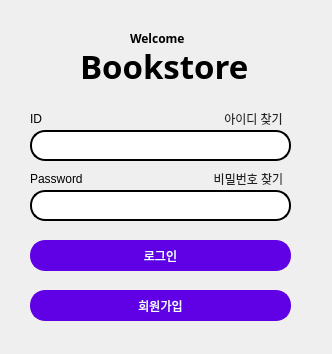
Before: the Qt Designer form Login.ui in EUI-s-bookstore/bookstore, drawn with Qt 5.
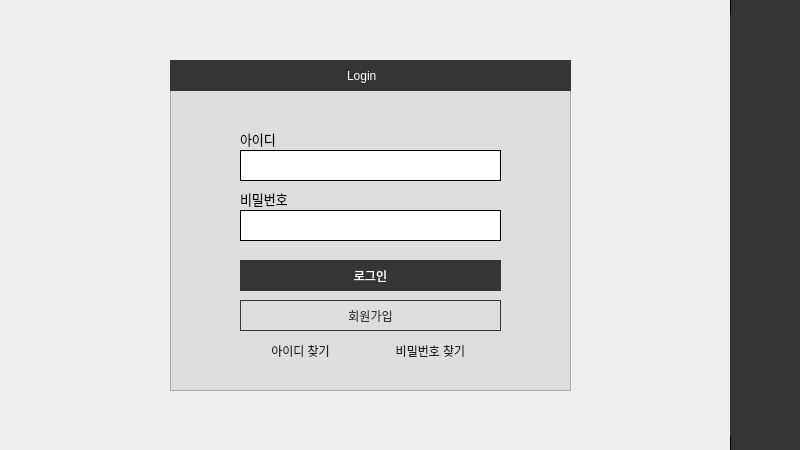
After: the same form once the commit is applied. Icons and pictures are not drawn.

What changed in the file:
```diff
--- a/Login.ui
+++ b/Login.ui
@@ -6,166 +6,30 @@
    <rect>
     <x>0</x>
     <y>0</y>
-    <width>332</width>
-    <height>354</height>
+    <width>800</width>
+    <height>450</height>
    </rect>
   </property>
   <property name="windowTitle">
    <string>Dialog</string>
   </property>
-  <widget class="QPushButton" name="id_Find">
-   <property name="geometry">
-    <rect>
-     <x>213</x>
-     <y>108</y>
-     <width>81</width>
-     <height>21</height>
-    </rect>
-   </property>
-   <property name="styleSheet">
-    <string notr="true">color:#222;
-border:none;</string>
-   </property>
-   <property name="text">
-    <string>아이디 찾기</string>
-   </property>
-  </widget>
-  <widget class="QLabel" name="label">
-   <property name="geometry">
-    <rect>
-     <x>30</x>
-     <y>110</y>
-     <width>67</width>
-     <height>17</height>
-    </rect>
-   </property>
-   <property name="styleSheet">
-    <string notr="true"/>
-   </property>
-   <property name="text">
-    <string>ID</string>
-   </property>
-  </widget>
-  <widget class="QPushButton" name="login_Btn">
-   <property name="geometry">
-    <rect>
-     <x>30</x>
-     <y>240</y>
-     <width>261</width>
-     <height>31</height>
-    </rect>
-   </property>
-   <property name="styleSheet">
-    <string notr="true">QPushButton{
-border-radius:15px;
-border:2px solid #6000e4;
-background-color:#6000e4;
-color:#fff;
-}
-
-QPushButton:hover{
-
-}
-</string>
-   </property>
-   <property name="text">
-    <string>로그인</string>
-   </property>
-  </widget>
-  <widget class="QLabel" name="label_3">
-   <property name="geometry">
-    <rect>
-     <x>30</x>
-     <y>170</y>
-     <width>71</width>
-     <height>17</height>
-    </rect>
-   </property>
-   <property name="styleSheet">
-    <string notr="true"/>
-   </property>
-   <property name="text">
-    <string>Password</string>
-   </property>
-  </widget>
-  <widget class="QLineEdit" name="id_Edit">
-   <property name="geometry">
-    <rect>
-     <x>30</x>
-     <y>130</y>
-     <width>261</width>
-     <height>31</height>
-    </rect>
-   </property>
-   <property name="styleSheet">
-    <string notr="true">QLineEdit{
-border-radius:15px;
-border:2px solid #000;
-background:#fff;
-}
-
-QLineEdit:focus{
-border:2px solid #5865f2;
-}</string>
-   </property>
-  </widget>
-  <widget class="QLabel" name="label_4">
-   <property name="geometry">
-    <rect>
-     <x>80</x>
-     <y>40</y>
-     <width>171</width>
-     <height>51</height>
-    </rect>
-   </property>
-   <property name="font">
-    <font>
-     <family>OpenSymbol</family>
-     <pointsize>25</pointsize>
-     <weight>75</weight>
-     <italic>false</italic>
-     <bold>true</bold>
-    </font>
-   </property>
-   <property name="styleSheet">
-    <string notr="true">color:#000;</string>
-   </property>
-   <property name="text">
-    <string>Bookstore</string>
-   </property>
-  </widget>
-  <widget class="QLabel" name="label_5">
-   <property name="geometry">
-    <rect>
-     <x>130</x>
-     <y>30</y>
-     <width>67</width>
-     <height>17</height>
-    </rect>
-   </property>
-   <property name="font">
-    <font>
-     <family>OpenSymbol</family>
-     <weight>75</weight>
-     <bold>true</bold>
-    </font>
-   </property>
-   <property name="styleSheet">
-    <string notr="true">;</string>
-   </property>
-   <property name="text">
-    <string>Welcome</string>
-   </property>
-  </widget>
+  <property name="styleSheet">
+   <string notr="true"/>
+  </property>
   <widget class="QPushButton" name="pw_Find">
    <property name="geometry">
     <rect>
-     <x>198</x>
-     <y>168</y>
+     <x>380</x>
+     <y>340</y>
      <width>101</width>
      <height>21</height>
     </rect>
    </property>
+   <property name="font">
+    <font>
+     <family>Arial</family>
+    </font>
+   </property>
    <property name="styleSheet">
     <string notr="true">color:#222;
 border:none;</string>
@@ -174,45 +38,171 @@
     <string>비밀번호 찾기</string>
    </property>
   </widget>
-  <widget class="QPushButton" name="join_Btn">
-   <property name="geometry">
-    <rect>
-     <x>30</x>
-     <y>290</y>
-     <width>261</width>
-     <height>31</height>
-    </rect>
-   </property>
-   <property name="styleSheet">
-    <string notr="true">QPushButton{
-border-radius:15px;
-border:2px solid #6000e4;
-background-color:#6000e4;
-color:#fff;
-}
-
-QPushButton:hover{
-
-}
-</string>
-   </property>
-   <property name="text">
-    <string>회원가입</string>
-   </property>
-  </widget>
   <widget class="QLineEdit" name="pw_Edit">
    <property name="geometry">
     <rect>
-     <x>30</x>
+     <x>240</x>
+     <y>210</y>
+     <width>261</width>
+     <height>31</height>
+    </rect>
+   </property>
+   <property name="styleSheet">
+    <string notr="true">QLineEdit{
+border:1px solid #000;
+background:#fff;
+}
+
+QLineEdit:focus{
+border:2px solid #353535;
+}</string>
+   </property>
+  </widget>
+  <widget class="QLabel" name="label_3">
+   <property name="geometry">
+    <rect>
+     <x>240</x>
      <y>190</y>
+     <width>71</width>
+     <height>17</height>
+    </rect>
+   </property>
+   <property name="font">
+    <font>
+     <family>Arial</family>
+     <pointsize>10</pointsize>
+     <weight>50</weight>
+     <bold>false</bold>
+    </font>
+   </property>
+   <property name="styleSheet">
+    <string notr="true"/>
+   </property>
+   <property name="text">
+    <string>비밀번호</string>
+   </property>
+  </widget>
+  <widget class="QPushButton" name="login_Btn">
+   <property name="geometry">
+    <rect>
+     <x>240</x>
+     <y>260</y>
+     <width>261</width>
+     <height>31</height>
+    </rect>
+   </property>
+   <property name="font">
+    <font>
+     <family>Arial</family>
+     <weight>50</weight>
+     <bold>false</bold>
+    </font>
+   </property>
+   <property name="styleSheet">
+    <string notr="true">QPushButton{
+border:1px solid #353535;
+background-color:#353535;
+color:#fff;
+}
+
+QPushButton:hover{
+background-color:#fff;
+color:#353535;
+}
+</string>
+   </property>
+   <property name="text">
+    <string>로그인</string>
+   </property>
+  </widget>
+  <widget class="QLabel" name="label">
+   <property name="geometry">
+    <rect>
+     <x>240</x>
+     <y>130</y>
+     <width>67</width>
+     <height>17</height>
+    </rect>
+   </property>
+   <property name="font">
+    <font>
+     <family>Arial</family>
+     <pointsize>10</pointsize>
+     <weight>50</weight>
+     <bold>false</bold>
+    </font>
+   </property>
+   <property name="styleSheet">
+    <string notr="true"/>
+   </property>
+   <property name="text">
+    <string>아이디</string>
+   </property>
+  </widget>
+  <widget class="QPushButton" name="join_Btn">
+   <property name="geometry">
+    <rect>
+     <x>240</x>
+     <y>300</y>
+     <width>261</width>
+     <height>31</height>
+    </rect>
+   </property>
+   <property name="font">
+    <font>
+     <family>Arial</family>
+    </font>
+   </property>
+   <property name="styleSheet">
+    <string notr="true">QPushButton{
+border:1px solid #353535;
+color:#353535;
+}
+
+QPushButton:hover{
+background-color:#353535;
+color:#fff;
+}
+</string>
+   </property>
+   <property name="text">
+    <string>회원가입</string>
+   </property>
+  </widget>
+  <widget class="QPushButton" name="id_Find">
+   <property name="geometry">
+    <rect>
+     <x>260</x>
+     <y>340</y>
+     <width>81</width>
+     <height>21</height>
+    </rect>
+   </property>
+   <property name="font">
+    <font>
+     <family>Arial</family>
+    </font>
+   </property>
+   <property name="styleSheet">
+    <string notr="true">color:#222;
+border:none;</string>
+   </property>
+   <property name="text">
+    <string>아이디 찾기</string>
+   </property>
+  </widget>
+  <widget class="QLineEdit" name="id_Edit">
+   <property name="geometry">
+    <rect>
+     <x>240</x>
+     <y>150</y>
      <width>261</width>
      <height>31</height>
     </rect>
    </property>
    <property name="styleSheet">
     <string notr="true">QLineEdit{
-border-radius:15px;
-border:2px solid #000;
+border:1px solid #000;
 background:#fff;
 }
 
@@ -220,10 +210,382 @@
 border:2px solid #5865f2;
 }</string>
    </property>
-   <property name="echoMode">
-    <enum>QLineEdit::Password</enum>
+  </widget>
+  <widget class="QTextBrowser" name="textBrowser">
+   <property name="geometry">
+    <rect>
+     <x>170</x>
+     <y>90</y>
+     <width>401</width>
+     <height>301</height>
+    </rect>
    </property>
+   <property name="styleSheet">
+    <string notr="true">background-color:#dedede;</string>
+   </property>
   </widget>
+  <widget class="QLabel" name="label_2">
+   <property name="geometry">
+    <rect>
+     <x>170</x>
+     <y>60</y>
+     <width>401</width>
+     <height>31</height>
+    </rect>
+   </property>
+   <property name="styleSheet">
+    <string notr="true">border:1px solid #353535;
+background-color:#353535;
+color:#fff;</string>
+   </property>
+   <property name="text">
+    <string>                                                    Login</string>
+   </property>
+  </widget>
+  <widget class="QPushButton" name="email_C_Btn">
+   <property name="geometry">
+    <rect>
+     <x>830</x>
+     <y>215</y>
+     <width>51</width>
+     <height>31</height>
+    </rect>
+   </property>
+   <property name="font">
+    <font>
+     <family>Arial</family>
+     <weight>50</weight>
+     <bold>false</bold>
+    </font>
+   </property>
+   <property name="styleSheet">
+    <string notr="true">QPushButton{
+border:1px solid #353535;
+background-color:#353535;
+color:#fff;
+}
+
+QPushButton:hover{
+background-color:#fff;
+color:#353535;
+}
+</string>
+   </property>
+   <property name="text">
+    <string>확인</string>
+   </property>
+  </widget>
+  <widget class="QPushButton" name="search_icon">
+   <property name="enabled">
+    <bool>false</bool>
+   </property>
+   <property name="geometry">
+    <rect>
+     <x>730</x>
+     <y>85</y>
+     <width>71</width>
+     <height>71</height>
+    </rect>
+   </property>
+   <property name="font">
+    <font>
+     <family>Adobe Arabic</family>
+     <pointsize>16</pointsize>
+    </font>
+   </property>
+   <property name="styleSheet">
+    <string notr="true">QPushButton{
+background:#353535;
+border:none;
+}
+QPushButton:hover{
+border:2px solid #fff; 
+}</string>
+   </property>
+   <property name="text">
+    <string/>
+   </property>
+   <property name="icon">
+    <iconset>
+     <normaloff>icon/Icon2.png</normaloff>icon/Icon2.png</iconset>
+   </property>
+   <property name="iconSize">
+    <size>
+     <width>40</width>
+     <height>40</height>
+    </size>
+   </property>
+  </widget>
+  <widget class="QPushButton" name="donation_icon">
+   <property name="enabled">
+    <bool>false</bool>
+   </property>
+   <property name="geometry">
+    <rect>
+     <x>730</x>
+     <y>295</y>
+     <width>71</width>
+     <height>71</height>
+    </rect>
+   </property>
+   <property name="font">
+    <font>
+     <family>Adobe Arabic</family>
+     <pointsize>16</pointsize>
+    </font>
+   </property>
+   <property name="styleSheet">
+    <string notr="true">QPushButton{
+background:#353535;
+border:none;
+}
+QPushButton:hover{
+border:2px solid #fff; 
+}</string>
+   </property>
+   <property name="text">
+    <string/>
+   </property>
+   <property name="icon">
+    <iconset>
+     <normaloff>icon/Icon5.png</normaloff>icon/Icon5.png</iconset>
+   </property>
+   <property name="iconSize">
+    <size>
+     <width>35</width>
+     <height>35</height>
+    </size>
+   </property>
+  </widget>
+  <widget class="QPushButton" name="shopping_icon">
+   <property name="enabled">
+    <bool>false</bool>
+   </property>
+   <property name="geometry">
+    <rect>
+     <x>730</x>
+     <y>155</y>
+     <width>71</width>
+     <height>71</height>
+    </rect>
+   </property>
+   <property name="font">
+    <font>
+     <family>Adobe Arabic</family>
+     <pointsize>16</pointsize>
+    </font>
+   </property>
+   <property name="styleSheet">
+    <string notr="true">QPushButton{
+background:#353535;
+border:none;
+}
+QPushButton:hover{
+border:2px solid #fff; 
+}</string>
+   </property>
+   <property name="text">
+    <string/>
+   </property>
+   <property name="icon">
+    <iconset>
+     <normaloff>icon/Icon3.png</normaloff>icon/Icon3.png</iconset>
+   </property>
+   <property name="iconSize">
+    <size>
+     <width>35</width>
+     <height>35</height>
+    </size>
+   </property>
+  </widget>
+  <widget class="QPushButton" name="return_icon">
+   <property name="enabled">
+    <bool>false</bool>
+   </property>
+   <property name="geometry">
+    <rect>
+     <x>730</x>
+     <y>225</y>
+     <width>71</width>
+     <height>71</height>
+    </rect>
+   </property>
+   <property name="font">
+    <font>
+     <family>Adobe Arabic</family>
+     <pointsize>16</pointsize>
+    </font>
+   </property>
+   <property name="styleSheet">
+    <string notr="true">QPushButton{
+background:#353535;
+border:none;
+}
+QPushButton:hover{
+border:2px solid #fff; 
+}</string>
+   </property>
+   <property name="text">
+    <string/>
+   </property>
+   <property name="icon">
+    <iconset>
+     <normaloff>icon/Icon4.png</normaloff>icon/Icon4.png</iconset>
+   </property>
+   <property name="iconSize">
+    <size>
+     <width>35</width>
+     <height>35</height>
+    </size>
+   </property>
+  </widget>
+  <widget class="QPushButton" name="home_icon">
+   <property name="enabled">
+    <bool>false</bool>
+   </property>
+   <property name="geometry">
+    <rect>
+     <x>730</x>
+     <y>15</y>
+     <width>71</width>
+     <height>71</height>
+    </rect>
+   </property>
+   <property name="font">
+    <font>
+     <family>Adobe Arabic</family>
+     <pointsize>16</pointsize>
+    </font>
+   </property>
+   <property name="styleSheet">
+    <string notr="true">QPushButton{
+background:#353535;
+border:none;
+}
+QPushButton:hover{
+border:2px solid #fff; 
+}</string>
+   </property>
+   <property name="text">
+    <string/>
+   </property>
+   <property name="icon">
+    <iconset>
+     <normaloff>icon/Icon1.png</normaloff>icon/Icon1.png</iconset>
+   </property>
+   <property name="iconSize">
+    <size>
+     <width>35</width>
+     <height>35</height>
+    </size>
+   </property>
+  </widget>
+  <widget class="QTextBrowser" name="textBrowser_3">
+   <property name="geometry">
+    <rect>
+     <x>730</x>
+     <y>-15</y>
+     <width>71</width>
+     <height>471</height>
+    </rect>
+   </property>
+   <property name="styleSheet">
+    <string notr="true">border:1px solid; background-color:#353535;</string>
+   </property>
+  </widget>
+  <widget class="QPushButton" name="email_Btn">
+   <property name="geometry">
+    <rect>
+     <x>830</x>
+     <y>155</y>
+     <width>51</width>
+     <height>31</height>
+    </rect>
+   </property>
+   <property name="font">
+    <font>
+     <family>Arial</family>
+     <weight>50</weight>
+     <bold>false</bold>
+    </font>
+   </property>
+   <property name="styleSheet">
+    <string notr="true">QPushButton{
+border:1px solid #353535;
+background-color:#353535;
+color:#fff;
+}
+
+QPushButton:hover{
+background-color:#fff;
+color:#353535;
+}
+</string>
+   </property>
+   <property name="text">
+    <string>전송</string>
+   </property>
+  </widget>
+  <widget class="QPushButton" name="user_icon">
+   <property name="enabled">
+    <bool>false</bool>
+   </property>
+   <property name="geometry">
+    <rect>
+     <x>730</x>
+     <y>365</y>
+     <width>71</width>
+     <height>71</height>
+    </rect>
+   </property>
+   <property name="font">
+    <font>
+     <family>Adobe Arabic</family>
+     <pointsize>16</pointsize>
+    </font>
+   </property>
+   <property name="styleSheet">
+    <string notr="true">QPushButton{
+background:#353535;
+border:none;
+}
+QPushButton:hover{
+border:2px solid #fff; 
+}</string>
+   </property>
+   <property name="text">
+    <string/>
+   </property>
+   <property name="icon">
+    <iconset>
+     <normaloff>icon/Icon6.png</normaloff>icon/Icon6.png</iconset>
+   </property>
+   <property name="iconSize">
+    <size>
+     <width>40</width>
+     <height>40</height>
+    </size>
+   </property>
+  </widget>
+  <zorder>textBrowser_3</zorder>
+  <zorder>textBrowser</zorder>
+  <zorder>pw_Find</zorder>
+  <zorder>pw_Edit</zorder>
+  <zorder>label_3</zorder>
+  <zorder>login_Btn</zorder>
+  <zorder>label</zorder>
+  <zorder>join_Btn</zorder>
+  <zorder>id_Find</zorder>
+  <zorder>id_Edit</zorder>
+  <zorder>label_2</zorder>
+  <zorder>email_C_Btn</zorder>
+  <zorder>search_icon</zorder>
+  <zorder>donation_icon</zorder>
+  <zorder>shopping_icon</zorder>
+  <zorder>return_icon</zorder>
+  <zorder>home_icon</zorder>
+  <zorder>email_Btn</zorder>
+  <zorder>user_icon</zorder>
  </widget>
  <tabstops>
   <tabstop>id_Edit</tabstop>
```
Left out of the diff: 12 changed lines with no effect on the pictures.
